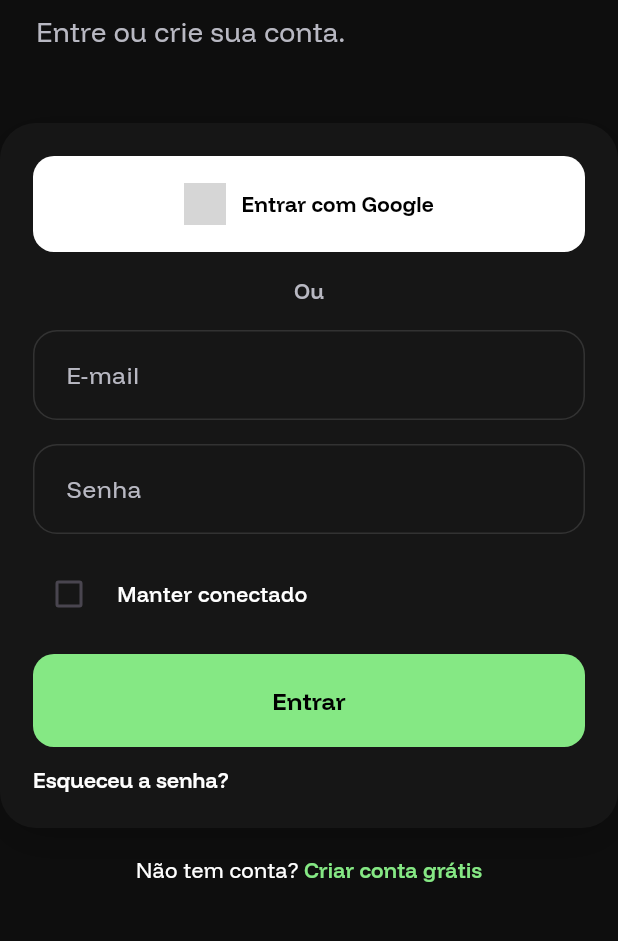
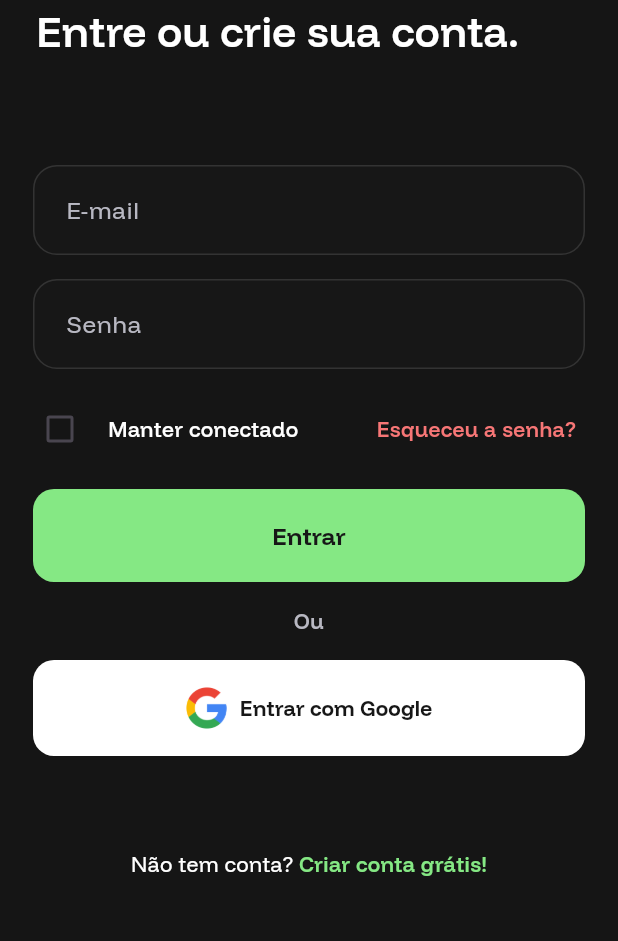
Before and after one commit to vitorlinns/saldo-verde, a Flutter app: the screen it shows after launch, after a tap on "Começar agora", on a phone screen of 412 x 824 dp, the part 243-1184 px from its top. Run offline on Flutter 3.47's test engine with Material 3 defaults, Android fonts, the phone set to English and light mode, and no system bars; our stand-ins replace flutter_dotenv, google_sign_in, supabase_flutter; accounts and stored records are empty; grey boxes are pictures that could not be loaded.

Commit message:
fix: início das implementações auth com google e correções em telas de onboard / login

```diff
--- a/mobile/lib/core/utils/colors.dart
+++ b/mobile/lib/core/utils/colors.dart
@@ -8,11 +8,12 @@ class AppColors {
   static const Color primaryVariant = Color(0xFF5CC665);
   static const Color primaryLight = Color(0xFF3E8A4B);
   static const Color primaryExtraLight = Color(0xFF132513);
-  static const Color black = Color(0xFF000000);
+  static const Color black = Color.fromARGB(255, 23, 23, 23);
   static const Color white = Color(0xFFFFFFFF);
-  static const Color background = Color(0xFF0E0E0E);
-  static const Color surface = Color.fromARGB(255, 22, 22, 22);
+  static const Color background = Color.fromARGB(255, 21, 21, 21);
+  static const Color surface = Color.fromARGB(255, 21, 21, 21);
   static const Color surfaceVariant = Color.fromARGB(255, 39, 39, 39);
   static const Color onPrimary = Color(0xFF101010);
   static const Color neutralText = Color(0xFFB8B8C2);
+  static const Color danger = Color.fromARGB(255, 247, 118, 118);
 }
--- /dev/null
+++ b/mobile/lib/core/utils/supabase_client.dart
@@ -0,0 +1,52 @@
+import 'dart:io';
+
+import 'package:supabase_flutter/supabase_flutter.dart';
+import 'package:flutter_dotenv/flutter_dotenv.dart';
+
+String get _supabaseUrl {
+  final value = dotenv.env['SUPABASE_URL'] ?? Platform.environment['SUPABASE_URL'] ?? '';
+  final normalized = _normalizeUrl(value);
+  return _isPlaceholder(normalized) ? '' : normalized;
+}
+
+String get _supabaseAnonKey {
+  final value = dotenv.env['SUPABASE_ANON_KEY'] ?? Platform.environment['SUPABASE_ANON_KEY'] ?? '';
+  return _isPlaceholder(value) ? '' : value;
+}
+
+String get _authCallbackHostname =>
+    dotenv.env['SUPABASE_AUTH_CALLBACK_HOSTNAME'] ??
+    Platform.environment['SUPABASE_AUTH_CALLBACK_HOSTNAME'] ??
+    'login-callback';
+
+String _normalizeUrl(String value) {
+  if (value.isEmpty) return value;
+  try {
+    final uri = Uri.parse(value);
+    if (uri.scheme.isEmpty || uri.host.isEmpty) return value;
+    return '${uri.scheme}://${uri.host}${uri.hasPort ? ':${uri.port}' : ''}';
+  } catch (_) {
+    return value;
+  }
+}
+
+bool _isPlaceholder(String value) {
+  final lowered = value.toLowerCase();
+  return value.isEmpty || lowered.contains('your-project') || lowered.contains('your-anon-key') || lowered.contains('replace');
+}
+
+Future<void> initSupabase() async {
+  if (_supabaseUrl.isEmpty || _supabaseAnonKey.isEmpty) {
+throw Exception(
+      'Missing or invalid Supabase credentials. Set SUPABASE_URL and SUPABASE_ANON_KEY in mobile/.env or process environment.',
+    );
+  }
+
+  await Supabase.initialize(
+    url: _supabaseUrl,
+    anonKey: _supabaseAnonKey,
+    authCallbackUrlHostname: _authCallbackHostname,
+  );
+}
+
+SupabaseClient get supabase => Supabase.instance.client;
--- a/mobile/lib/main.dart
+++ b/mobile/lib/main.dart
@@ -1,11 +1,23 @@
+import 'dart:io';
+
 import 'package:flutter/material.dart';
 import 'package:flutter/services.dart';
+import 'package:flutter_dotenv/flutter_dotenv.dart';
 import 'visual/widgets/screens/login/login.dart';
 import 'visual/widgets/screens/onboard/onboard.dart';
 import 'visual/widgets/screens/splash/splash.dart';
+import 'core/utils/supabase_client.dart';
 
-void main() {
+Future<void> main() async {
   WidgetsFlutterBinding.ensureInitialized();
+
+  await dotenv.load(
+    fileName: '.env',
+    mergeWith: Platform.environment,
+    isOptional: false,
+  );
+
+  await initSupabase();
   SystemChrome.setSystemUIOverlayStyle(
     const SystemUiOverlayStyle(
       statusBarColor: Colors.transparent,
@@ -29,10 +41,13 @@ class SaldoVerdeApp extends StatelessWidget {
         fontFamily: 'Funnel Display',
       ),
       builder: (context, child) {
-        return SafeArea(
-          top: false,
-          bottom: false,
-          child: child ?? const SizedBox.shrink(),
+        return AnnotatedRegion<SystemUiOverlayStyle>(
+          value: SystemUiOverlayStyle.light,
+          child: SafeArea(
+            top: false,
+            bottom: false,
+            child: child ?? const SizedBox.shrink(),
+          ),
         );
       },
       home: const SplashPage(),
--- a/mobile/lib/visual/widgets/inputs/input.dart
+++ b/mobile/lib/visual/widgets/inputs/input.dart
@@ -42,7 +42,7 @@ class AppInput extends StatelessWidget {
         labelStyle: TextStyle(color: AppColors.neutralText),
         floatingLabelStyle: const TextStyle(color: AppColors.primary),
         filled: true,
-        fillColor: AppColors.surface,
+        fillColor: const Color.fromARGB(103, 26, 26, 26),
         contentPadding: const EdgeInsets.symmetric(vertical: 18, horizontal: 18),
         border: OutlineInputBorder(
           borderRadius: BorderRadius.circular(16),
--- a/mobile/lib/visual/widgets/screens/login/login.dart
+++ b/mobile/lib/visual/widgets/screens/login/login.dart
@@ -1,4 +1,6 @@
 import 'package:flutter/material.dart';
+import 'package:google_sign_in/google_sign_in.dart';
+import 'package:supabase_flutter/supabase_flutter.dart';
 import '../../../../core/utils/colors.dart';
 import '../../btn/button_submit.dart';
 import '../../inputs/input.dart';
@@ -12,6 +14,40 @@ class LoginPage extends StatefulWidget {
 
 class _LoginPageState extends State<LoginPage> {
   bool keepConnected = false;
+
+  Future<void> _signInWithGoogle() async {
+    try {
+      final googleSignIn = GoogleSignIn(scopes: ['email']);
+      final googleUser = await googleSignIn.signIn();
+      if (googleUser == null) return;
+
+      final googleAuth = await googleUser.authentication;
+      final accessToken = googleAuth.accessToken;
+      final idToken = googleAuth.idToken;
+
+      if (accessToken == null || idToken == null) {
+        throw Exception('Não foi possível obter credenciais do Google.');
+      }
+
+      // ignore: experimental_member_use
+      final response = await Supabase.instance.client.auth.signInWithIdToken(
+        provider: Provider.google,
+        accessToken: accessToken,
+        idToken: idToken,
+      );
+
+      if (response.session == null && mounted) {
+        ScaffoldMessenger.of(context).showSnackBar(
+          const SnackBar(content: Text('Erro ao iniciar login com Google.')),
+        );
+      }
+    } catch (error) {
+      if (!mounted) return;
+      ScaffoldMessenger.of(context).showSnackBar(
+        SnackBar(content: Text('Erro ao iniciar login com Google: ${error.toString()}')),
+      );
+    }
+  }
 
   @override
   Widget build(BuildContext context) {
@@ -36,12 +72,13 @@ class _LoginPageState extends State<LoginPage> {
                       fit: BoxFit.contain,
                     ),
                   ),
-                  const SizedBox(height: 8),
+                  const SizedBox(height: 0),
                   Text(
                     'Entre ou crie sua conta.',
                     style: const TextStyle(
-                      color: AppColors.neutralText,
-                      fontSize: 18,
+                      color: AppColors.white,
+                      fontSize: 28,
+                      fontWeight: FontWeight.w600,
                     ),
                   ),
                   const SizedBox(height: 24),
@@ -56,75 +93,25 @@ class _LoginPageState extends State<LoginPage> {
                 decoration: BoxDecoration(
                   color: AppColors.surface,
                   borderRadius: BorderRadius.circular(24),
-                  boxShadow: [
-                    BoxShadow(
-                      color: const Color.fromRGBO(0, 0, 0, 0.2),
-                      blurRadius: 24,
-                      offset: const Offset(0, 8),
-                    ),
-                  ],
+
                 ),
                 child: Column(
+                  crossAxisAlignment: CrossAxisAlignment.stretch,
                   children: [
-                    SizedBox(
-                      width: double.infinity,
-                      child: FilledButton(
-                        onPressed: () {
-                        },
-                        style: FilledButton.styleFrom(
-                          backgroundColor: AppColors.white,
-                          foregroundColor: AppColors.black,
-                          padding: const EdgeInsets.symmetric(vertical: 18, horizontal: 12),
-                          shape: RoundedRectangleBorder(
-                            borderRadius: BorderRadius.circular(14),
-                          ),
-                        ),
-                        child: Row(
-                          mainAxisSize: MainAxisSize.min,
-                          mainAxisAlignment: MainAxisAlignment.center,
-                          children: [
-                            Image.asset(
-                              'lib/assets/images/icons/google.png',
-                              width: 28,
-                              height: 28,
-                            ),
-                            const SizedBox(width: 10),
-                            Flexible(
-                              child: const Text(
-                                'Entrar com Google',
-                                overflow: TextOverflow.ellipsis,
-                                maxLines: 1,
-                                style: TextStyle(
-                                  color: AppColors.black,
-                                  fontWeight: FontWeight.w700,
-                                ),
-                              ),
-                            ),
-                          ],
-                        ),
-                      ),
-                    ),
-                    const SizedBox(height: 16),
-                    const Text(
-                      'Ou',
-                      style: TextStyle(
-                        color: AppColors.neutralText,
-                        fontSize: 14,
-                        fontWeight: FontWeight.w600,
-                      ),
-                    ),
-                    const SizedBox(height: 16),
                     AppInput(
                       label: 'E-mail',
                       keyboardType: TextInputType.emailAddress,
                     ),
                     const SizedBox(height: 16),
-                    AppInput(
-                      label: 'Senha',
-                      obscureText: true,
-                    ),
+                    AppInput(label: 'Senha', obscureText: true),
                     const SizedBox(height: 16),
-                    Row(
+                    Align(
+                      alignment: Alignment.centerLeft,
+                      child: Transform.translate(
+                        offset: const Offset(-6, 0),
+                        child: Row(
+                          mainAxisSize: MainAxisSize.min,
+                          crossAxisAlignment: CrossAxisAlignment.center,
                           children: [
                             Checkbox(
                               value: keepConnected,
@@ -147,34 +134,14 @@ class _LoginPageState extends State<LoginPage> {
                                 ),
                               ),
                             ),
-                      ],
-                    ),
-                    const SizedBox(height: 16),
-                    ButtonSubmit(
-                      label: 'Entrar',
-                      onPressed: () {
-                        // TODO: implementar autenticação e fluxo de próxima tela
-                      },
-                    ),
-                    const SizedBox(height: 12),
-                    Align(
-                      alignment: Alignment.centerLeft,
-                      child: TextButton(
-                        onPressed: () {
-                          // TODO: implementar recuperação de senha
-                        },
-                        style: TextButton.styleFrom(
-                          padding: EdgeInsets.zero,
-                          minimumSize: const Size(0, 0),
-                          tapTargetSize: MaterialTapTargetSize.shrinkWrap,
-                        ),
+                            GestureDetector(
+                              onTap: () {},
                               child: const Text(
                                 'Esqueceu a senha?',
                                 style: TextStyle(
-                            color: AppColors.white,
+                                  color: AppColors.danger,
                                   fontSize: 14,
                                   fontWeight: FontWeight.w600,
-                          ),
                                 ),
                               ),
                             ),
@@ -182,29 +149,75 @@ class _LoginPageState extends State<LoginPage> {
                         ),
                       ),
                     ),
+                    const SizedBox(height: 16),
+                    ButtonSubmit(label: 'Entrar', onPressed: () {}),
+                    const SizedBox(height: 16),
+                    const Align(
+                      alignment: Alignment.center,
+                      child: Text(
+                        'Ou',
+                        textAlign: TextAlign.center,
+                        style: TextStyle(
+                          color: AppColors.neutralText,
+                          fontSize: 14,
+                          fontWeight: FontWeight.w600,
+                        ),
+                      ),
+                    ),
+                    const SizedBox(height: 16),
+                    SizedBox(
+                      width: double.infinity,
+                      child: FilledButton.icon(
+                        onPressed: _signInWithGoogle,
+                        icon: Image.asset(
+                          'lib/assets/images/icons/google.png',
+                          width: 28,
+                          height: 28,
+                        ),
+                        label: const Flexible(
+                          child: Text(
+                            'Entrar com Google',
+                            textAlign: TextAlign.center,
+                            overflow: TextOverflow.ellipsis,
+                            maxLines: 1,
+                            style: TextStyle(
+                              color: AppColors.black,
+                              fontWeight: FontWeight.w700,
+                            ),
+                          ),
+                        ),
+                        style: FilledButton.styleFrom(
+                          backgroundColor: AppColors.white,
+                          foregroundColor: AppColors.black,
+                          padding: const EdgeInsets.symmetric(
+                            vertical: 18,
+                            horizontal: 16,
+                          ),
+                          minimumSize: const Size.fromHeight(56),
+                          shape: RoundedRectangleBorder(
+                            borderRadius: BorderRadius.circular(14),
+                          ),
+                        ),
+                      ),
+                    ),
+                    const SizedBox(height: 12),
+                  ],
+                ),
+              ),
+            ),
             Padding(
-              padding: const EdgeInsets.symmetric(horizontal: 24, vertical: 18),
+              padding: const EdgeInsets.symmetric(horizontal: 24, vertical: 28),
               child: Row(
                 mainAxisAlignment: MainAxisAlignment.center,
                 children: [
                   const Text(
                     'Não tem conta? ',
-                    style: TextStyle(
-                      color: AppColors.white,
-                      fontSize: 14,
+                    style: TextStyle(color: AppColors.white, fontSize: 14),
                   ),
-                  ),
-                  TextButton(
-                    onPressed: () {
-                      // TODO: implementar fluxo de criação de conta
-                    },
-                    style: TextButton.styleFrom(
-                      padding: EdgeInsets.zero,
-                      minimumSize: const Size(0, 0),
-                      tapTargetSize: MaterialTapTargetSize.shrinkWrap,
-                    ),
+                  GestureDetector(
+                    onTap: () {},
                     child: const Text(
-                      'Criar conta grátis',
+                      'Criar conta grátis!',
                       style: TextStyle(
                         color: AppColors.primary,
                         fontSize: 14,
--- a/mobile/lib/visual/widgets/screens/splash/splash.dart
+++ b/mobile/lib/visual/widgets/screens/splash/splash.dart
@@ -1,6 +1,7 @@
 import 'dart:async';
 
 import 'package:flutter/material.dart';
+import 'package:supabase_flutter/supabase_flutter.dart';
 import '../../../../core/utils/colors.dart';
 
 class SplashPage extends StatefulWidget {
@@ -16,10 +17,16 @@ class _SplashPageState extends State<SplashPage> {
   @override
   void initState() {
     super.initState();
+    _prepareStartup();
+  }
+
+  Future<void> _prepareStartup() async {
     _timer = Timer(const Duration(seconds: 3), () {
-      if (mounted) {
-        Navigator.of(context).pushReplacementNamed('/onboard');
-      }
+      if (!mounted) return;
+
+      final session = Supabase.instance.client.auth.currentSession;
+      debugPrint('Supabase launch session: $session');
+      Navigator.of(context).pushReplacementNamed('/onboard');
     });
   }
 
```
Also changed, not shown: mobile/pubspec.yaml (+10 -0 lines), mobile/pubspec.lock, 17 other files. Lines whose indentation alone changed are shown as unchanged.
